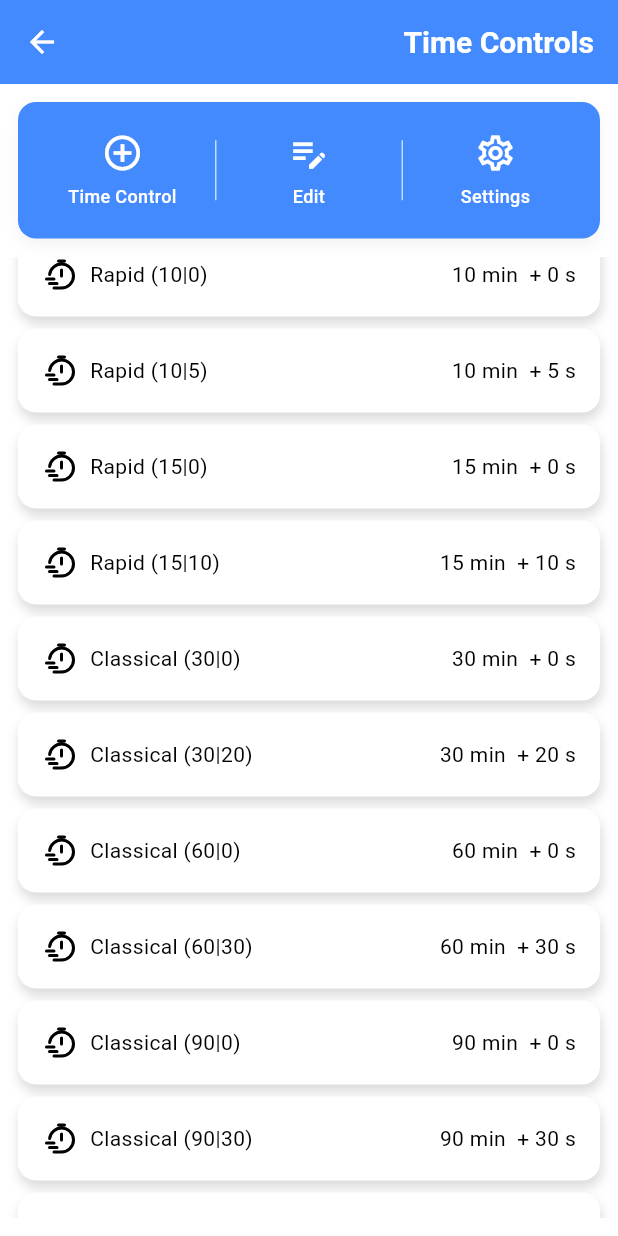
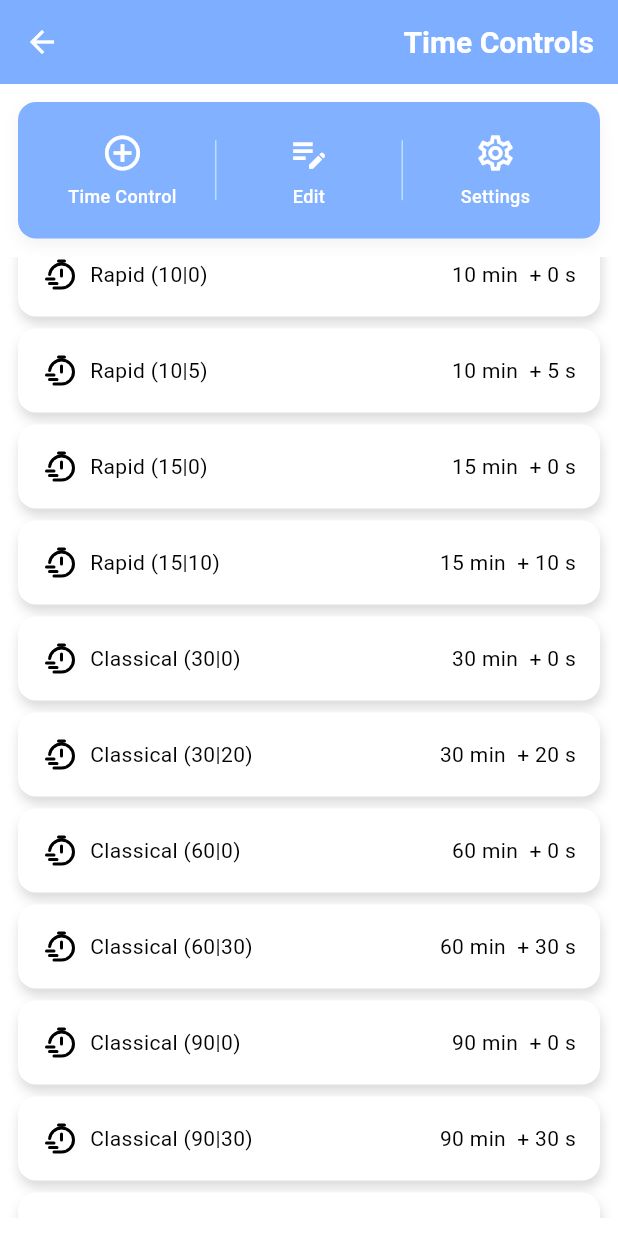
Before and after one commit to gabigoranov/ClockR, a Flutter app: the TimeControlSelectionScreen screen opened directly, scrolled down 576 dp, on a phone screen of 412 x 824 dp. Run offline on Flutter 3.47's test engine with Material 3 defaults, Android fonts, the light colour scheme and no system bars; our stand-ins replace audioplayers, flutter_localization, flutter_secure_storage, flutter_svg, get; accounts and stored records are empty.

Commit message:
Bug Fixes

```diff
--- a/lib/components/countdown_timer_component.dart
+++ b/lib/components/countdown_timer_component.dart
@@ -66,6 +66,9 @@ class _CountdownTimerComponentState extends State<CountdownTimerComponent>
       _isTapped = true;
       await HapticFeedback.lightImpact();
       await _animationController.forward();
+      await Future.delayed(const Duration(seconds: 5));
+      await _animationController.reverse();
+      _isTapped = false;
     }
   }
 
--- a/lib/components/time_control_component.dart
+++ b/lib/components/time_control_component.dart
@@ -24,7 +24,7 @@ class _TimeControlComponentState extends State<TimeControlComponent> {
         padding: const EdgeInsets.symmetric(horizontal: 16, vertical: 16),
         margin: const EdgeInsets.symmetric(vertical: 4, horizontal: 8),
         decoration: BoxDecoration(
-          color: widget.isSelected ? Colors.blueAccent : Theme.of(context).cardColor,
+          color: widget.isSelected ? Theme.of(context).colorScheme.secondaryContainer : Theme.of(context).cardColor,
           boxShadow: Theme.of(context).brightness == Brightness.light
               ? [
             BoxShadow(
@@ -35,9 +35,9 @@ class _TimeControlComponentState extends State<TimeControlComponent> {
             )
           ]
               : [],
-          border: Theme.of(context).brightness == Brightness.dark
+          border: !widget.isSelected ? Theme.of(context).brightness == Brightness.dark
               ? Border.all(color: Colors.grey[700]!, width: 1)
-              : null,
+              : null : null,
           borderRadius: BorderRadius.circular(12),
         ),
         child: Row(
--- a/lib/controllers/common/themes.dart
+++ b/lib/controllers/common/themes.dart
@@ -44,7 +44,7 @@ final ThemeData lightTheme = ThemeData(
     ),
   ),
   appBarTheme: const AppBarTheme( // Styling for all AppBars in the app
-    backgroundColor: AppColors.primaryLight,
+    backgroundColor: AppColors.secondaryLight,
     elevation: 2,
     titleTextStyle: TextStyle(
       color: Colors.white,
@@ -117,7 +117,7 @@ final ThemeData darkTheme = ThemeData(
     ),
   ),
   appBarTheme: const AppBarTheme( // Dark mode AppBar styling
-    backgroundColor: AppColors.primaryDark,
+    backgroundColor: AppColors.secondaryDark,
     elevation: 2,
     titleTextStyle: TextStyle(
       color: Colors.white,
--- a/lib/views/time_control_selection_screen.dart
+++ b/lib/views/time_control_selection_screen.dart
@@ -47,7 +47,7 @@ class TimeControlSelectionScreen extends StatelessWidget {
     return Container(
       margin: const EdgeInsets.fromLTRB(12, 12, 12, 0),
       decoration: BoxDecoration(
-        color: Colors.blueAccent,
+        color: Theme.of(context).colorScheme.secondaryContainer,
         borderRadius: BorderRadius.circular(12), // Rounded corners
         boxShadow: [
           BoxShadow(
```
Also changed, not shown: assets/policies/privacy-policy.txt (added, +22 -0 lines), lib/controllers/countdown_timer_controller.dart (+5 -3 lines), lib/main.dart (+7 -3 lines), lib/services/audio_service.dart (+4 -4 lines), lib/services/locale_service.dart (+2 -14 lines), 4 other files.
